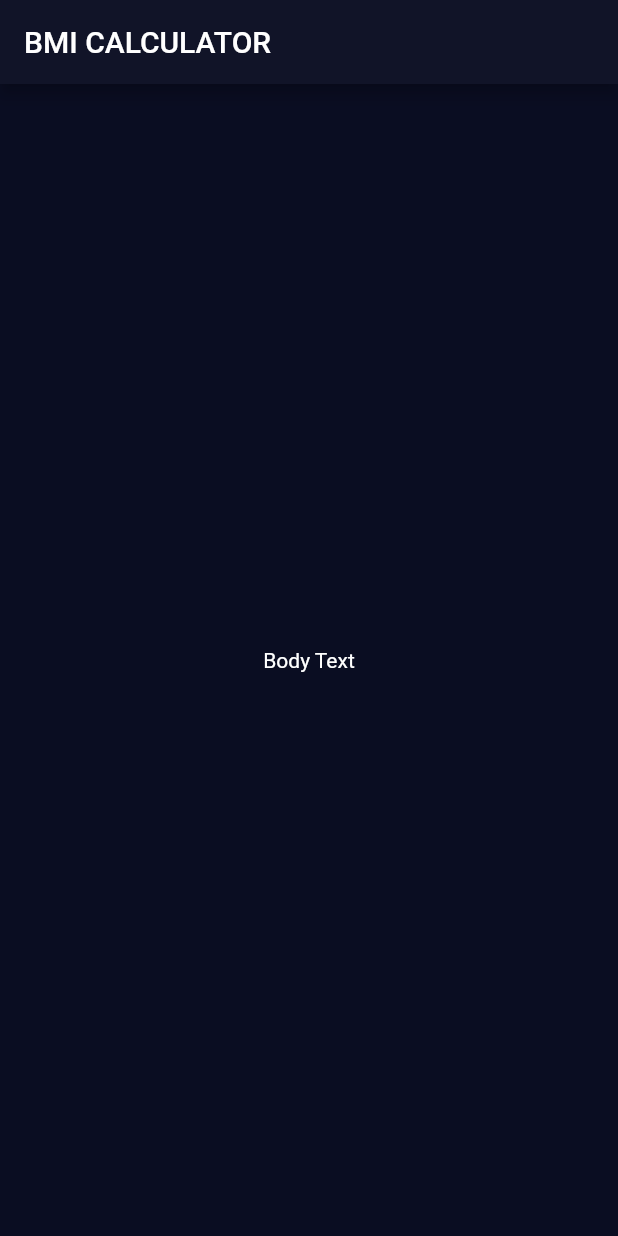
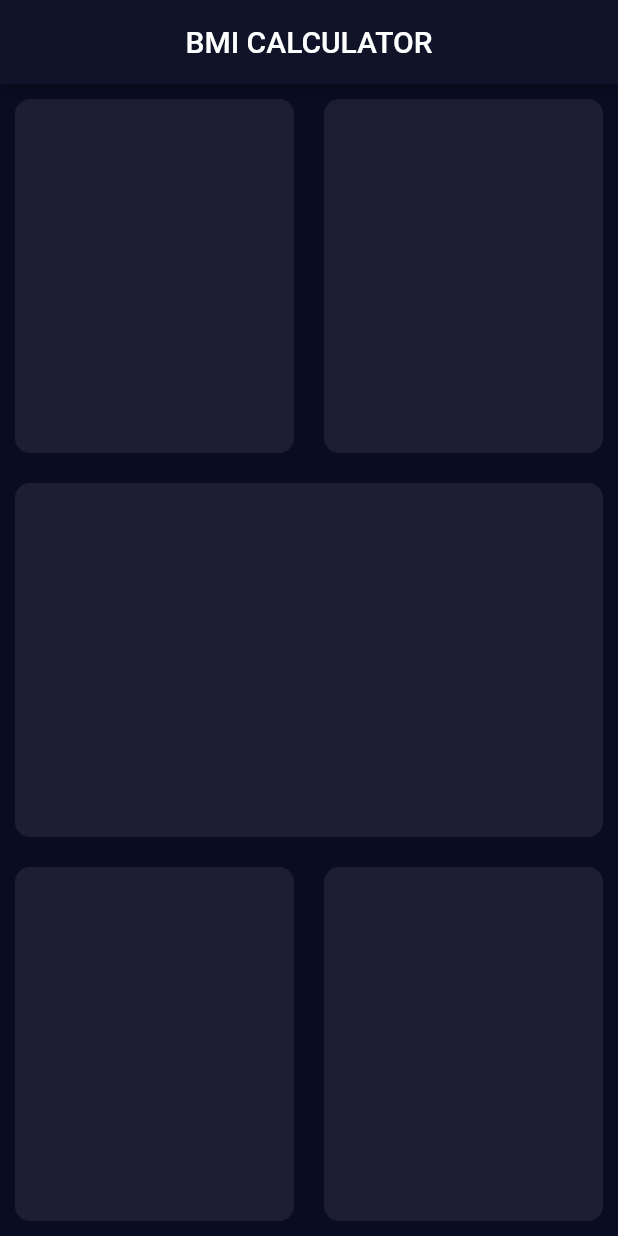
Before and after one commit to Maghizhan-05/bmi_calculator, a Flutter app: the screen it shows after launch, on a phone screen of 412 x 824 dp. Run offline on Flutter 3.47's test engine with Material 2 defaults, Android fonts, the phone set to English and light mode, and no system bars.

Commit message:
commit 2

```diff
--- /dev/null
+++ b/lib/input_page.dart
@@ -0,0 +1,80 @@
+import 'package:flutter/material.dart';
+
+class InputPage extends StatefulWidget {
+  @override
+  _InputPageState createState() => _InputPageState();
+}
+
+class _InputPageState extends State<InputPage> {
+  @override
+  Widget build(BuildContext context) {
+    return Scaffold(
+      appBar: AppBar(
+        title: Center(
+          child: Text(style :
+          TextStyle(color: Colors.white,
+          ),
+              'BMI CALCULATOR'),
+        ),
+      ),
+      body: Column(
+        children: [Expanded(
+          child: Row(
+            children: [
+              Expanded(
+                child: BmiCard(
+                  colour: Color(0xFF1D1E33),
+                ),
+              ),
+              Expanded(
+                child: BmiCard(
+                  colour: Color(0xFF1D1E33),
+                ),
+              ),
+            ],
+          ),
+        ),
+          Expanded(
+            child: BmiCard(
+              colour: Color(0xFF1D1E33),
+            ),
+          ),
+          Expanded(
+            child: Row(
+              children: [
+                Expanded(
+                  child: BmiCard(
+                    colour: Color(0xFF1D1E33),
+                  ),
+                ),
+                Expanded(
+                  child: BmiCard(
+                    //BmiCard is a extracted widget created by extracting a container widget which is used repeatedly,so to use a repeated widget extract the repeated widget into a new widget to make the code tidy and DRY(Don't Repeat yourself).
+                    colour: Color(0xFF1D1E33),
+                  ),
+                ),
+              ],
+            ),
+          ),
+        ],
+      ),
+    );
+  }
+}
+
+class BmiCard extends StatelessWidget {
+  BmiCard({required this.colour});
+  final Color colour;
+
+  @override
+  Widget build(BuildContext context) {
+    return Container(
+      margin: EdgeInsets.all(10.0),
+      decoration: BoxDecoration(
+        //decoration widget is used to add radius, color, border to the container widgets
+        color: colour,
+        borderRadius: BorderRadius.circular(10.0),
+      ),
+    );
+  }
+}
--- a/lib/main.dart
+++ b/lib/main.dart
@@ -1,5 +1,5 @@
 import 'package:flutter/material.dart';
-
+import 'input_page.dart';
 void main() => runApp(BMICalculator());
 
 class BMICalculator extends StatelessWidget {
@@ -20,22 +20,3 @@ class BMICalculator extends StatelessWidget {
     );
   }
 }
-
-class InputPage extends StatefulWidget {
-  @override
-  _InputPageState createState() => _InputPageState();
-}
-
-class _InputPageState extends State<InputPage> {
-  @override
-  Widget build(BuildContext context) {
-    return Scaffold(
-      appBar: AppBar(
-        title: Text('BMI CALCULATOR'),
-      ),
-      body: Center(
-        child: Text('Body Text'),
-      ),
-    );
-  }
-}
```
